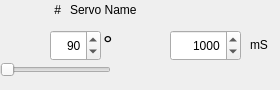
Qt form servoctrl.ui (free6d1823/qrobot) before a commit.
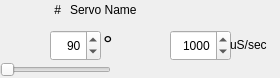
The same form after that commit. Icons and pictures are not drawn.

```diff
--- a/servoctrl.ui
+++ b/servoctrl.ui
@@ -7,7 +7,7 @@
     <x>0</x>
     <y>0</y>
     <width>280</width>
-    <height>90</height>
+    <height>78</height>
    </rect>
   </property>
   <property name="sizePolicy">
@@ -19,7 +19,7 @@
   <property name="minimumSize">
    <size>
     <width>280</width>
-    <height>90</height>
+    <height>78</height>
    </size>
   </property>
   <property name="windowTitle">
@@ -135,7 +135,7 @@
     <rect>
      <x>170</x>
      <y>30</y>
-     <width>71</width>
+     <width>61</width>
      <height>31</height>
     </rect>
    </property>
@@ -161,14 +161,14 @@
   <widget class="QLabel" name="label_3">
    <property name="geometry">
     <rect>
-     <x>250</x>
+     <x>230</x>
      <y>30</y>
-     <width>31</width>
+     <width>51</width>
      <height>29</height>
     </rect>
    </property>
    <property name="text">
-    <string>mS</string>
+    <string>uS/sec</string>
    </property>
   </widget>
   <widget class="QLabel" name="label_4">
```
Left out of the diff: 6 changed lines with no effect on the pictures.
